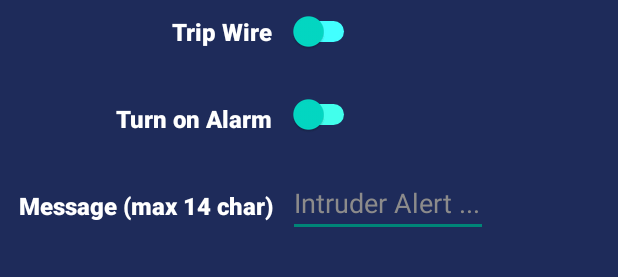
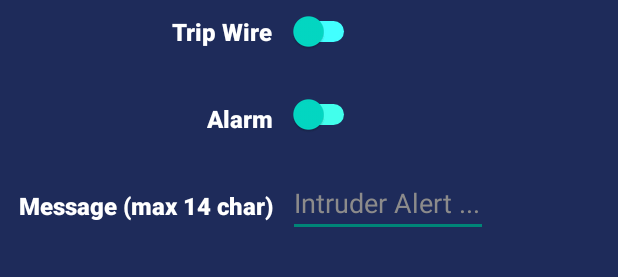
Before and after one commit to jaschan66/IoTAssignment, an Android app: the layout activity_main.xml on its own in the app's theme, with its tools: preview values and no code run, on a phone screen of 412 x 824 dp. Shown: the part 433-710 px from the top of the screen. Run offline under Robolectric (Android 15) with nearby library versions, the phone set to English and light mode, and no system bars.

Commit message:
small modification made

```diff
--- a/app/src/main/res/layout/activity_main.xml
+++ b/app/src/main/res/layout/activity_main.xml
@@ -82,7 +82,7 @@
         android:layout_height="wrap_content"
         android:layout_marginTop="36dp"
         android:fontFamily="sans-serif-black"
-        android:text="Turn on Alarm"
+        android:text="Alarm"
         android:textColor="@color/white"
         android:textSize="16sp"
         app:layout_constraintBottom_toBottomOf="@+id/buzzSW"
```
